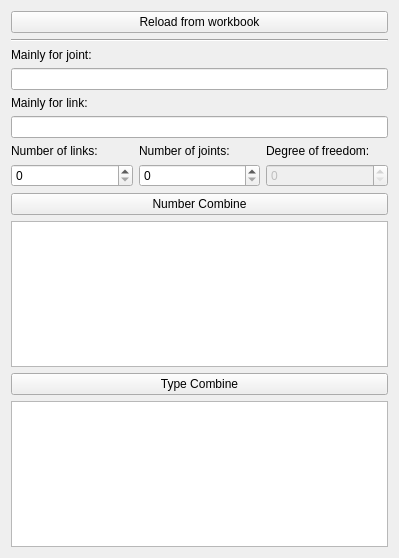
Qt form core/synthesis/NumberAndTypeSynthesis/Permutations.ui (KmolYuan/Pyslvs-UI) before a commit.
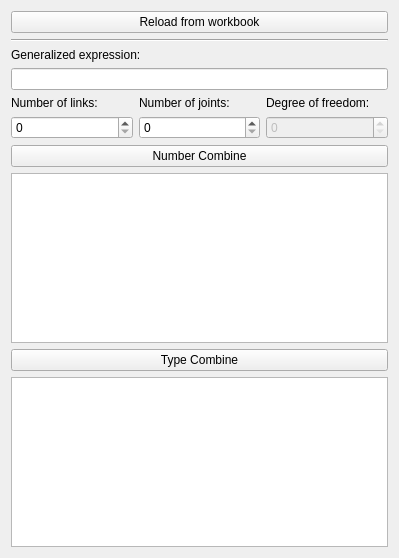
The same form after that commit. Icons and pictures are not drawn.

Commit message: Generalized expression.

```diff
--- a/core/synthesis/NumberAndTypeSynthesis/Permutations.ui
+++ b/core/synthesis/NumberAndTypeSynthesis/Permutations.ui
@@ -37,23 +37,13 @@
      <item>
       <widget class="QLabel" name="label">
        <property name="text">
-        <string>Mainly for joint:</string>
+        <string>Generalized expression:</string>
        </property>
       </widget>
      </item>
      <item>
       <widget class="QLineEdit" name="Expression_joint"/>
      </item>
-     <item>
-      <widget class="QLabel" name="label_2">
-       <property name="text">
-        <string>Mainly for link:</string>
-       </property>
-      </widget>
-     </item>
-     <item>
-      <widget class="QLineEdit" name="Expression_link"/>
-     </item>
     </layout>
    </item>
    <item>
```
The commit also changes 4 other files.
